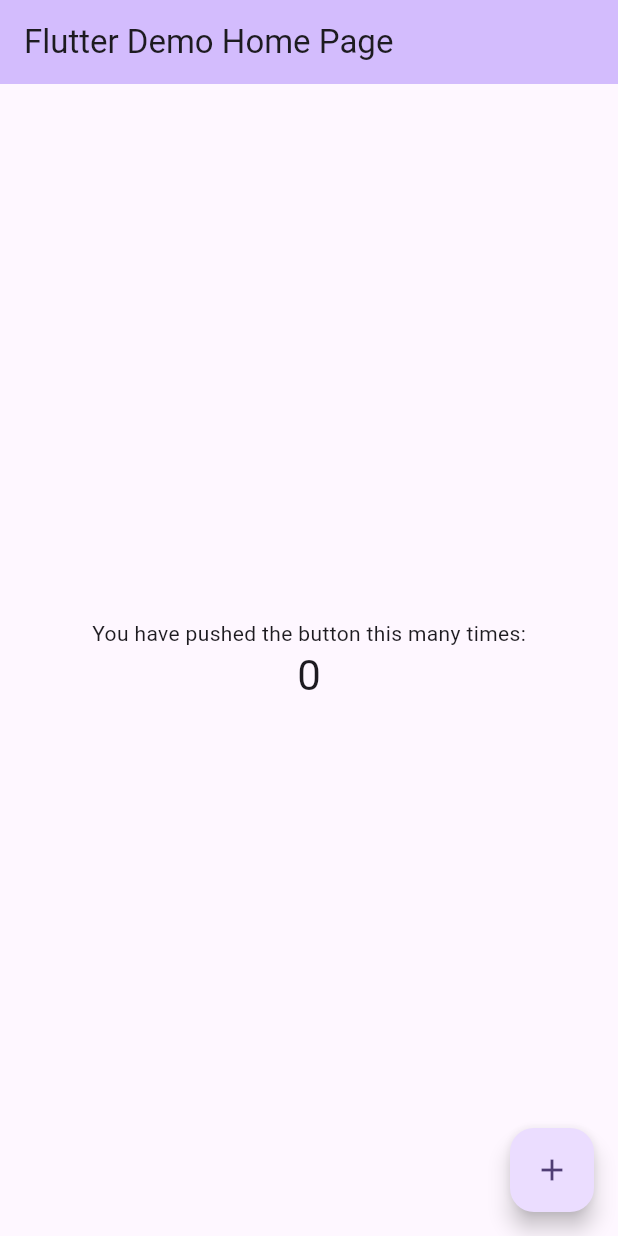
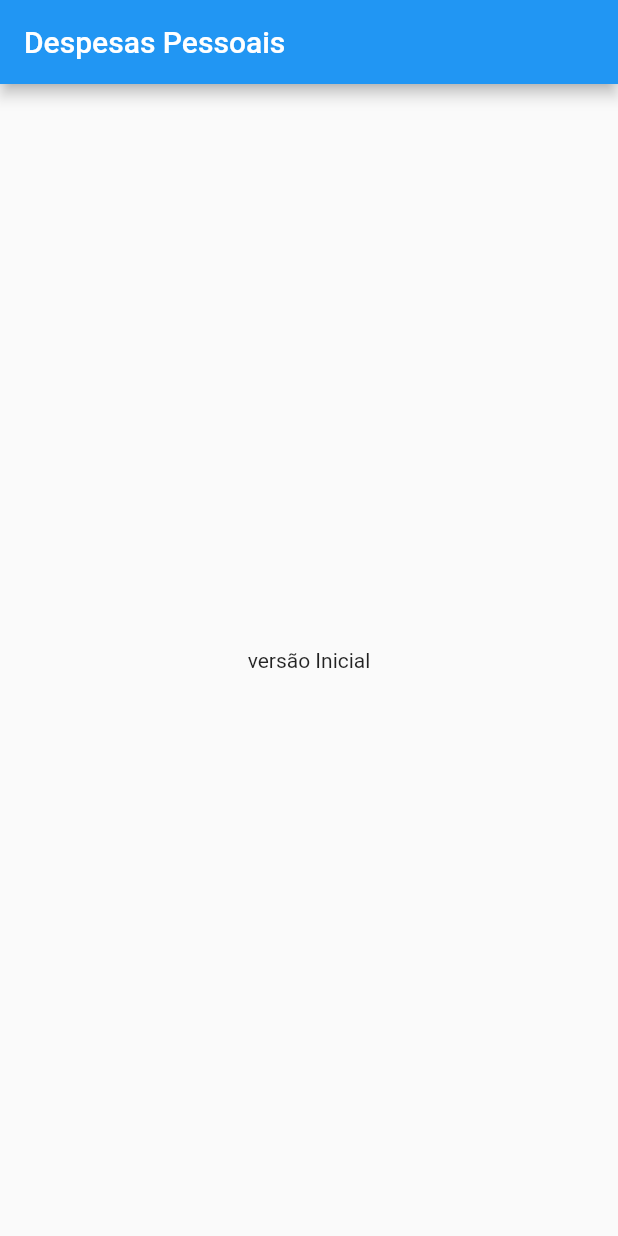
Before and after one commit to VictorCavalcant/despesas_pessoais, a Flutter app: the screen it shows after launch, on a phone screen of 412 x 824 dp. Run offline on Flutter 3.47's test engine with Material 2 defaults, Android fonts, the phone set to English and light mode, and no system bars.

Commit message:
initial version

```diff
--- a/lib/main.dart
+++ b/lib/main.dart
@@ -1,125 +1,31 @@
 import 'package:flutter/material.dart';
 
+
 void main() {
-  runApp(const MyApp());
+  runApp(ExpensesApp());
 }
 
-class MyApp extends StatelessWidget {
-  const MyApp({super.key});
+class ExpensesApp extends StatelessWidget {
+  const ExpensesApp({super.key});
 
-  // This widget is the root of your application.
   @override
   Widget build(BuildContext context) {
     return MaterialApp(
-      title: 'Flutter Demo',
-      theme: ThemeData(
-        // This is the theme of your application.
-        //
-        // TRY THIS: Try running your application with "flutter run". You'll see
-        // the application has a blue toolbar. Then, without quitting the app,
-        // try changing the seedColor in the colorScheme below to Colors.green
-        // and then invoke "hot reload" (save your changes or press the "hot
-        // reload" button in a Flutter-supported IDE, or press "r" if you used
-        // the command line to start the app).
-        //
-        // Notice that the counter didn't reset back to zero; the application
-        // state is not lost during the reload. To reset the state, use hot
-        // restart instead.
-        //
-        // This works for code too, not just values: Most code changes can be
-        // tested with just a hot reload.
-        colorScheme: ColorScheme.fromSeed(seedColor: Colors.deepPurple),
-        useMaterial3: true,
-      ),
-      home: const MyHomePage(title: 'Flutter Demo Home Page'),
+      home: MyHomePage(),
     );
   }
 }
 
-class MyHomePage extends StatefulWidget {
-  const MyHomePage({super.key, required this.title});
-
-  // This widget is the home page of your application. It is stateful, meaning
-  // that it has a State object (defined below) that contains fields that affect
-  // how it looks.
-
-  // This class is the configuration for the state. It holds the values (in this
-  // case the title) provided by the parent (in this case the App widget) and
-  // used by the build method of the State. Fields in a Widget subclass are
-  // always marked "final".
-
-  final String title;
-
-  @override
-  State<MyHomePage> createState() => _MyHomePageState();
-}
-
-class _MyHomePageState extends State<MyHomePage> {
-  int _counter = 0;
-
-  void _incrementCounter() {
-    setState(() {
-      // This call to setState tells the Flutter framework that something has
-      // changed in this State, which causes it to rerun the build method below
-      // so that the display can reflect the updated values. If we changed
-      // _counter without calling setState(), then the build method would not be
-      // called again, and so nothing would appear to happen.
-      _counter++;
-    });
-  }
+class MyHomePage extends StatelessWidget {
+  const MyHomePage({super.key});
 
   @override
   Widget build(BuildContext context) {
-    // This method is rerun every time setState is called, for instance as done
-    // by the _incrementCounter method above.
-    //
-    // The Flutter framework has been optimized to make rerunning build methods
-    // fast, so that you can just rebuild anything that needs updating rather
-    // than having to individually change instances of widgets.
     return Scaffold(
       appBar: AppBar(
-        // TRY THIS: Try changing the color here to a specific color (to
-        // Colors.amber, perhaps?) and trigger a hot reload to see the AppBar
-        // change color while the other colors stay the same.
-        backgroundColor: Theme.of(context).colorScheme.inversePrimary,
-        // Here we take the value from the MyHomePage object that was created by
-        // the App.build method, and use it to set our appbar title.
-        title: Text(widget.title),
+        title: Text('Despesas Pessoais'),
       ),
-      body: Center(
-        // Center is a layout widget. It takes a single child and positions it
-        // in the middle of the parent.
-        child: Column(
-          // Column is also a layout widget. It takes a list of children and
-          // arranges them vertically. By default, it sizes itself to fit its
-          // children horizontally, and tries to be as tall as its parent.
-          //
-          // Column has various properties to control how it sizes itself and
-          // how it positions its children. Here we use mainAxisAlignment to
-          // center the children vertically; the main axis here is the vertical
-          // axis because Columns are vertical (the cross axis would be
-          // horizontal).
-          //
-          // TRY THIS: Invoke "debug painting" (choose the "Toggle Debug Paint"
-          // action in the IDE, or press "p" in the console), to see the
-          // wireframe for each widget.
-          mainAxisAlignment: MainAxisAlignment.center,
-          children: <Widget>[
-            const Text(
-              'You have pushed the button this many times:',
-            ),
-            Text(
-              '$_counter',
-              style: Theme.of(context).textTheme.headlineMedium,
-            ),
-          ],
-        ),
-      ),
-      floatingActionButton: FloatingActionButton(
-        onPressed: _incrementCounter,
-        tooltip: 'Increment',
-        child: const Icon(Icons.add),
-      ), // This trailing comma makes auto-formatting nicer for build methods.
+      body: Center(child: Text('versão Inicial')),
     );
   }
 }
```
